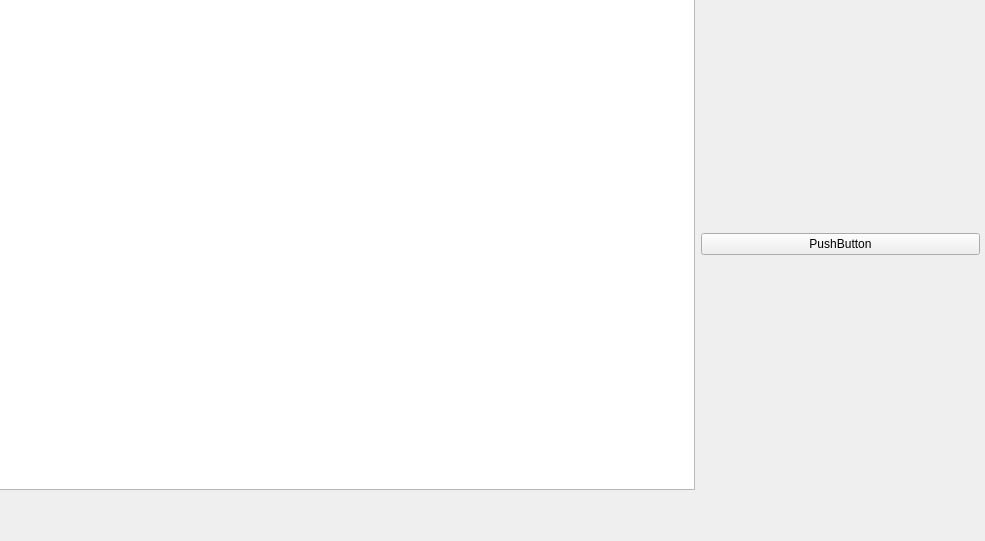
The window that ui/edit_segmentor_descriptions.ui (ddksr/segmentor-meshlab) describes before a commit, drawn with Qt 5.
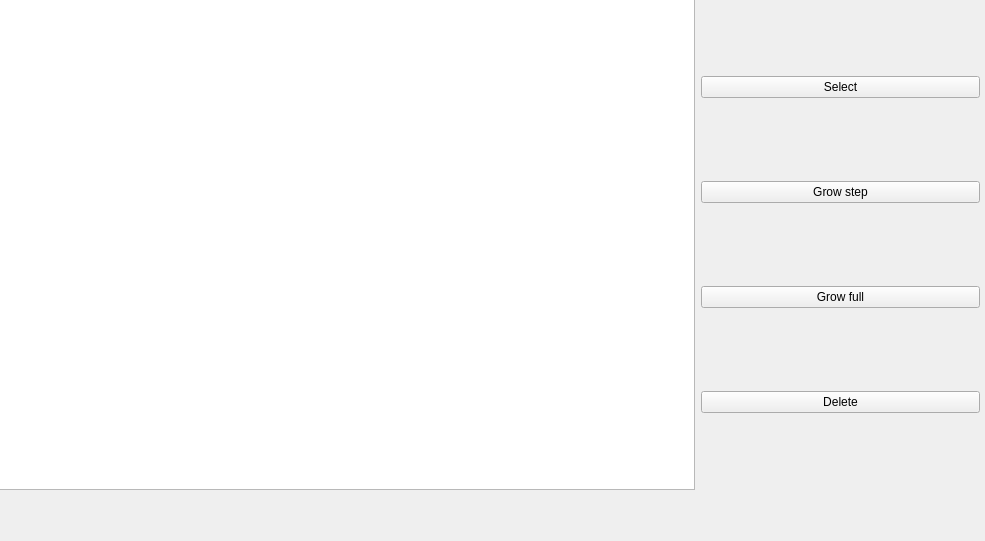
The same window after the commit.

Commit message: descriptions dialog finished

```diff
--- a/ui/edit_segmentor_descriptions.ui
+++ b/ui/edit_segmentor_descriptions.ui
@@ -35,7 +35,28 @@
        <item>
         <widget class="QPushButton" name="pushButton">
          <property name="text">
-          <string>PushButton</string>
+          <string>Select</string>
+         </property>
+        </widget>
+       </item>
+       <item>
+        <widget class="QPushButton" name="btnGrowStep">
+         <property name="text">
+          <string>Grow step</string>
+         </property>
+        </widget>
+       </item>
+       <item>
+        <widget class="QPushButton" name="btnGrowFull">
+         <property name="text">
+          <string>Grow full</string>
+         </property>
+        </widget>
+       </item>
+       <item>
+        <widget class="QPushButton" name="btnDelete">
+         <property name="text">
+          <string>Delete</string>
          </property>
         </widget>
        </item>
```
Left out of the diff: 14 changed lines with no effect on the pictures. The commit also changes 2 other files.
